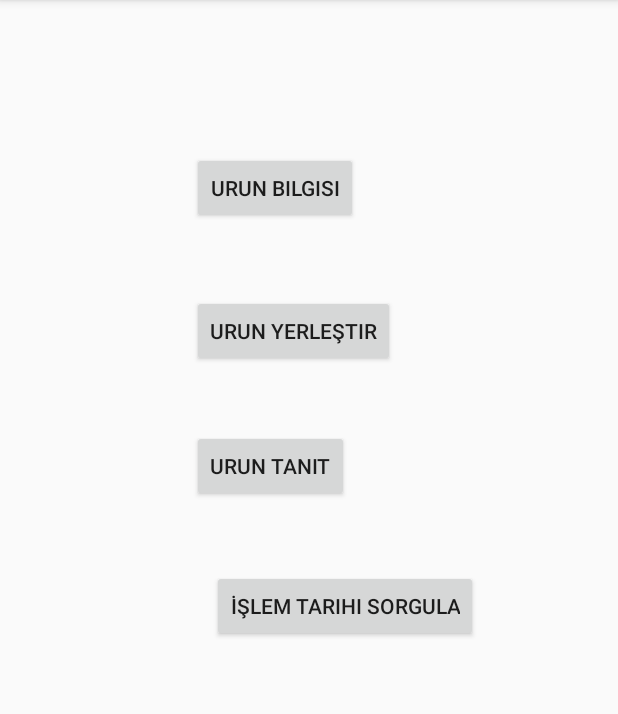
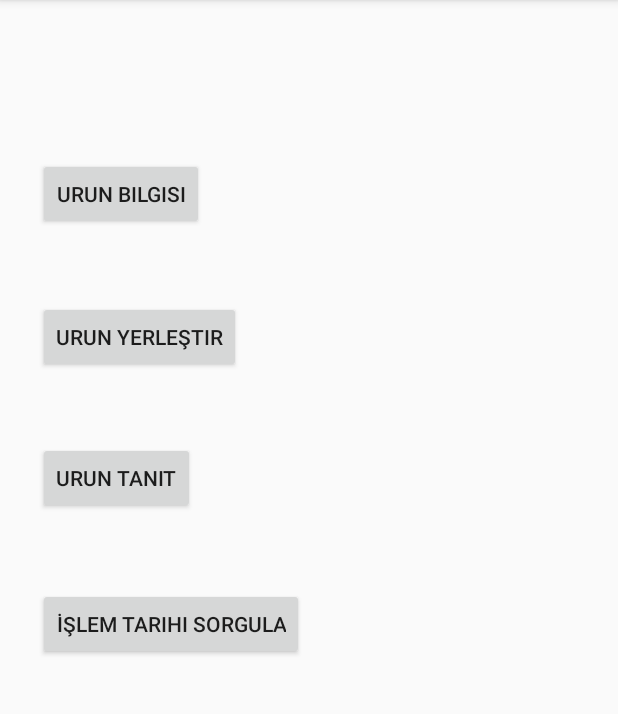
Before and after one commit to rmysbngl/ProductInformation, an Android app: the screen it shows after launch (GirisEkrani), on a phone screen of 412 x 824 dp, the part 84-798 px from its top. Run offline under Robolectric (Android 15) with nearby library versions, the phone set to English and light mode, and no system bars; libraries missing offline, so code that uses them is left out: com.google.zxing.integration.

Commit message:
Design and Test kaldı

```diff
--- a/app/build.gradle
+++ b/app/build.gradle
@@ -36,6 +36,8 @@ dependencies {
     compile 'com.google.zxing:core:3.2.1'
     compile 'com.github.PhilJay:MPAndroidChart:v2.0.9'
     testCompile 'junit:junit:4.12'
+    compile fileTree(dir: 'libs', include: ['*.jar'])
+    compile 'me.zhanghai.android.materialprogressbar:library:1.1.6'
 }
 
 
--- a/app/src/main/res/layout/activity_giris_ekrani.xml
+++ b/app/src/main/res/layout/activity_giris_ekrani.xml
@@ -13,13 +13,11 @@
         android:text="Urun Bilgisi"
         tools:layout_editor_absoluteX="133dp"
         tools:layout_editor_absoluteY="136dp"
+        android:onClick="Pages"
+        android:layout_marginTop="105dp"
         android:layout_alignParentTop="true"
-        android:layout_alignParentLeft="true"
-        android:layout_alignParentStart="true"
-        android:onClick="Pages"
-        android:layout_marginLeft="128dp"
-        android:layout_marginStart="128dp"
-        android:layout_marginTop="101dp" />
+        android:layout_alignLeft="@+id/Yeniurun"
+        android:layout_alignStart="@+id/Yeniurun" />
 
     <Button
         android:id="@+id/Yeniurun"
@@ -37,24 +35,24 @@
         android:layout_width="wrap_content"
         android:layout_height="wrap_content"
         android:onClick="Pages"
-        android:layout_alignLeft="@+id/UrunBilgisiGiris"
-        android:layout_alignStart="@+id/UrunBilgisiGiris"
+        android:layout_marginTop="46dp"
+        android:text="Urun Tanıt"
         android:layout_below="@+id/Yeniurun"
-        android:layout_marginTop="42dp"
-        android:text="Urun Tanıt" />
+        android:layout_alignLeft="@+id/IslemTarihiSorgula"
+        android:layout_alignStart="@+id/IslemTarihiSorgula" />
 
     <Button
         android:id="@+id/IslemTarihiSorgula"
         android:layout_width="wrap_content"
         android:layout_height="wrap_content"
-        android:layout_marginTop="45dp"
+        android:layout_marginTop="49dp"
         android:text="İşlem Tarihi Sorgula"
         android:onClick="Pages"
+        android:layout_marginLeft="25dp"
+        android:layout_marginStart="25dp"
         android:layout_below="@+id/UrunTanitma"
-        android:layout_alignLeft="@+id/UrunTanitma"
-        android:layout_alignStart="@+id/UrunTanitma"
-        android:layout_marginLeft="13dp"
-        android:layout_marginStart="13dp" />
+        android:layout_alignParentLeft="true"
+        android:layout_alignParentStart="true" />
 
 
 </RelativeLayout>
--- a/app/src/main/res/layout/activity_urun_onay.xml
+++ b/app/src/main/res/layout/activity_urun_onay.xml
@@ -10,6 +10,7 @@
         android:id="@+id/Girisanasayfa"
         android:layout_width="wrap_content"
         android:layout_height="wrap_content"
+        android:layout_gravity="center"
         android:layout_weight="1"
         android:text="Anasayfa" />
 </LinearLayout>
--- a/app/src/main/res/layout/activity_urun_yerlestir.xml
+++ b/app/src/main/res/layout/activity_urun_yerlestir.xml
@@ -27,8 +27,8 @@
         android:id="@+id/ArduinoPart"
         android:layout_width="144dp"
         android:layout_height="50dp"
+        android:layout_alignParentBottom="true"
         android:layout_alignParentRight="true"
-        android:layout_below="@+id/EklenenUrunler"
         android:layout_weight="0.04"
         android:text="OK" />
 
```
Also changed, not shown: app/src/main/java/com/example/rumeysal/productinformation/ProgressPart.java (+12 -36 lines), app/src/main/res/drawable/values.xml (added, +33 -0 lines), app/src/main/res/layout/activity_progress_part.xml (+19 -7 lines), app/src/main/res/drawable-xhdpi/progresbarmetal.png (added).
